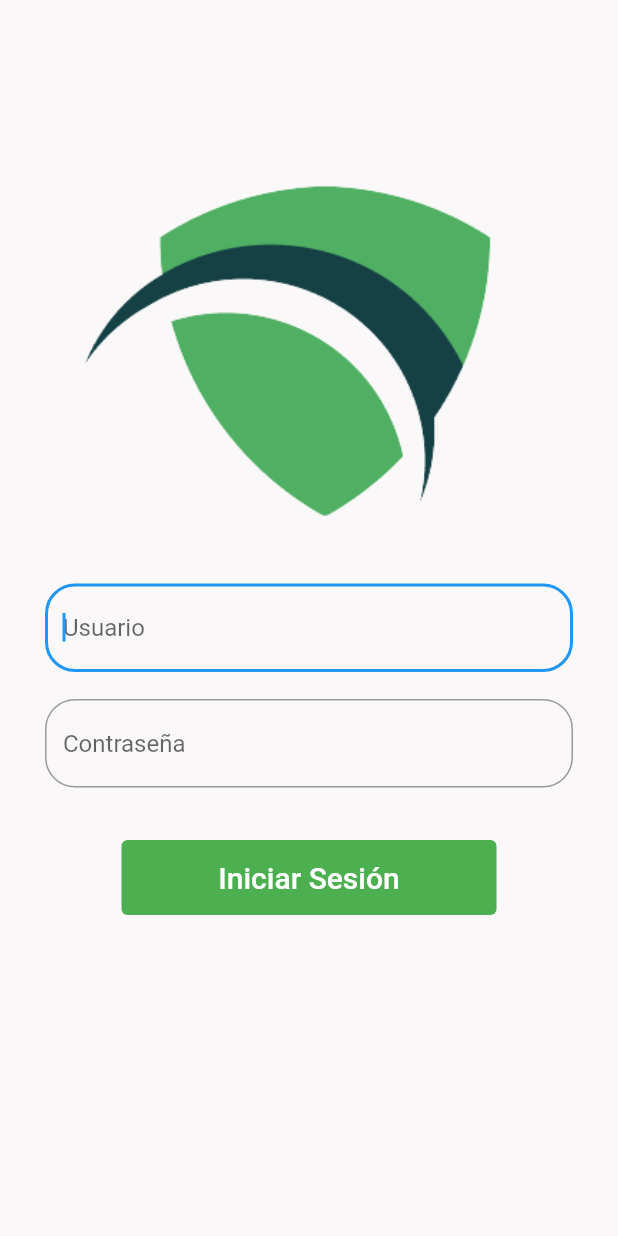
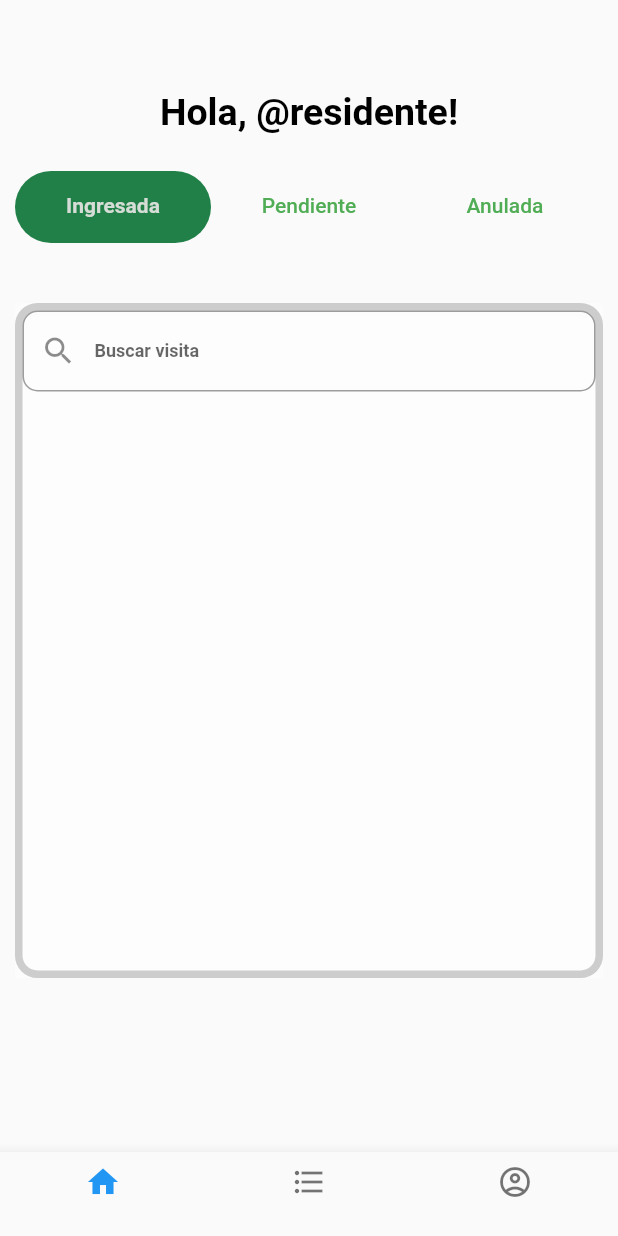
Before and after one commit to Dgloor/T4-safe-citadel-app, a Flutter app: the screen it shows after launch, after a tap on "Iniciar Sesión", on a phone screen of 412 x 824 dp. Run offline on Flutter 3.47's test engine with Material 2 defaults, Android fonts, the phone set to English and light mode, and no system bars; our stand-ins replace timezone.

Commit message:
Base de pantalla home de residente incluida

```diff
--- a/frontend/lib/main.dart
+++ b/frontend/lib/main.dart
@@ -1,5 +1,5 @@
 import 'package:flutter/material.dart';
-import 'package:prueba/screens/home_screen.dart';
+import 'package:prueba/screens/screensResidente/home_screenResidente.dart';
 import 'package:prueba/screens/login_screen.dart';
 import 'package:prueba/screens/splash_screen.dart';
 
@@ -19,8 +19,13 @@ class MyApp extends StatelessWidget{
           titleLarge : TextStyle(
             fontSize: 36.0,
             fontWeight: FontWeight.bold,
-            color: Colors.green)
-        )
+            color: Colors.green),
+            titleMedium: TextStyle(
+              fontSize: 25,
+              fontWeight: FontWeight.bold,
+              color: Colors.black
+            ),
+        ),
       ),
     );
   }
--- a/frontend/lib/screens/login_screen.dart
+++ b/frontend/lib/screens/login_screen.dart
@@ -1,4 +1,5 @@
 import 'package:flutter/material.dart';
+import 'screensResidente/home_screenResidente.dart';
 
 class LoginScreen extends StatefulWidget{
   const LoginScreen({Key? key}) : super(key : key);
@@ -17,7 +18,7 @@ class _LoginScreenState extends State<LoginScreen>{
         backgroundColor: Color.fromARGB(255, 250, 248, 248),
         body: ListView(
           padding: EdgeInsets.symmetric(
-            horizontal: 30.0,
+             horizontal: 30.0,
             vertical: 90.0
           ),
           children: <Widget>[
@@ -66,7 +67,12 @@ class _LoginScreenState extends State<LoginScreen>{
                       foregroundColor: MaterialStateProperty.all<Color>(Colors.white),
                       backgroundColor: MaterialStateProperty.all<Color>(Colors.green), // Cambiar el color del botón
                     ),
-                    onPressed: (){},
+                    onPressed: (){
+                      Navigator.push(
+                        context,
+                        MaterialPageRoute(builder: (context) => HomeScreenResidente()),
+                      );
+                    },
                     child: Text('Iniciar Sesión',
                     style: TextStyle(
                       fontSize: 20.0,
--- a/frontend/lib/screens/home_screen.dart
+++ b/frontend/lib/screens/screensGuardia/home_screenGuardia.dart
@@ -1,6 +1,6 @@
 import 'package:flutter/material.dart';
 
-class HomeScreen extends StatelessWidget{
+class HomeScreenGuardia extends StatelessWidget{
   @override
   Widget build(BuildContext context) {
     return Scaffold(
--- /dev/null
+++ b/frontend/lib/screens/screensResidente/home_screenResidente.dart
@@ -0,0 +1,155 @@
+import 'package:flutter/material.dart';
+import 'package:intl/intl.dart';
+import 'package:timezone/timezone.dart';
+
+class HomeScreenResidente extends StatefulWidget {
+  const HomeScreenResidente({Key? key}) : super(key: key);
+
+  @override
+  State<HomeScreenResidente> createState() => _HomeScreenResidente();
+}
+
+class _HomeScreenResidente extends State<HomeScreenResidente>
+    with TickerProviderStateMixin {
+  @override
+  Widget build(BuildContext context) {
+    TabController _tabController = TabController(length: 3, vsync: this);
+    return Scaffold(
+      body: SingleChildScrollView(
+          child: Column(
+        children: <Widget>[
+          Container(
+            padding: EdgeInsets.symmetric(horizontal: 10.0, vertical: 60.0),
+            alignment: Alignment.topLeft,
+            child: Column(
+              children: [
+                Text(
+                  "Hola, @residente!",
+                  style: Theme.of(context).textTheme.titleMedium,
+                  textAlign: TextAlign.left,
+                ),
+                SizedBox(height: 25),
+                Container(
+                  child: TabBar(
+                    controller: _tabController,
+                    indicator: BoxDecoration(
+                      borderRadius: BorderRadius.circular(50),
+                      color: Color.fromARGB(255, 33, 128, 72),
+                    ),
+                    indicatorSize: TabBarIndicatorSize.tab,
+                    unselectedLabelStyle:
+                        TextStyle(color: Color.fromARGB(255, 0, 0, 0)),
+                    tabs: [
+                      Tab(text: "Ingresada"),
+                      Tab(text: "Pendiente"),
+                      Tab(text: "Anulada")
+                    ],
+                    labelColor: Color.fromARGB(255, 214, 221, 214),
+                    unselectedLabelColor: Color.fromARGB(255, 81, 173, 85),
+                    labelStyle: TextStyle(fontWeight: FontWeight.bold),
+                  ),
+                ),
+                SizedBox(height: 40),
+                Container(
+                  width: double.maxFinite,
+                  height: 450,
+                  child: TabBarView(controller: _tabController,
+                  children: [
+                    Container(
+                      //padding: EdgeInsets.all(20.0),
+                      decoration: BoxDecoration(
+                        borderRadius: BorderRadius.circular(15),
+                        boxShadow: [
+                          BoxShadow(
+                            color: Colors.white.withOpacity(0.5),
+                            spreadRadius: 5,
+                            blurRadius: 7,
+                            offset: Offset(0, 3), // changes position of shadow
+                          ),
+                        ],
+                        border: Border.all(
+                            color: Colors.grey.withOpacity(0.5), width: 5),
+                      ),
+                      child: Container(
+                          width: 50,
+                          child: TextField(
+                            style: TextStyle(fontSize: 12),
+                            decoration: InputDecoration(
+                              fillColor: Color.fromARGB(255, 221, 75, 75),
+                              hintText: 'Buscar visita',
+                              border: OutlineInputBorder(
+                                borderRadius: BorderRadius.circular(10.0),
+                                borderSide: BorderSide(
+                                    color: Color.fromARGB(255, 73, 70, 70)
+                                        .withOpacity(0.5)),
+                              ),
+                              prefixIcon: Icon(Icons.search),
+                            ),
+                          ),
+
+                      ),
+                    ),
+                    Container(
+                      padding: EdgeInsets.all(20.0),
+                      decoration: BoxDecoration(
+                        borderRadius: BorderRadius.circular(15),
+                        boxShadow: [
+                          BoxShadow(
+                            color: Colors.white.withOpacity(0.5),
+                            spreadRadius: 5,
+                            blurRadius: 7,
+                            offset: Offset(0, 3), // changes position of shadow
+                          ),
+                        ],
+                        border: Border.all(
+                          color: Colors.grey.withOpacity(0.5),
+                          width: 5,
+                        ),
+                      ),
+                      child: Text("Vista pendiente"),
+                    ),
+                    Container(
+                      padding: EdgeInsets.all(20.0),
+                      decoration: BoxDecoration(
+                        borderRadius: BorderRadius.circular(15),
+                        boxShadow: [
+                          BoxShadow(
+                            color: Colors.white.withOpacity(0.5),
+                            spreadRadius: 5,
+                            blurRadius: 7,
+                            offset: Offset(0, 3), // changes position of shadow
+                          ),
+                        ],
+                        border: Border.all(
+                          color: Colors.grey.withOpacity(0.5),
+                          width: 5,
+                        ),
+                      ),
+                      child: Text("Vista anulada"),
+                    )
+                  ]),
+                ),
+              ],
+            ),
+          ),
+        ],
+      )),
+      bottomNavigationBar: BottomNavigationBar(
+        items: const <BottomNavigationBarItem>[
+          BottomNavigationBarItem(
+            icon: Icon(Icons.home),
+            label: '',
+          ),
+          BottomNavigationBarItem(
+            icon: Icon(Icons.format_list_bulleted),
+            label: '',
+          ),
+          BottomNavigationBarItem(
+            icon: Icon(Icons.account_circle_outlined),
+            label: '',
+          ),
+        ],
+      ),
+    );
+  }
+}
--- a/frontend/lib/screens/splash_screen.dart
+++ b/frontend/lib/screens/splash_screen.dart
@@ -1,7 +1,7 @@
 import 'package:flutter/material.dart';
 import 'package:prueba/screens/login_screen.dart';
 
-import 'home_screen.dart';
+import 'screensResidente/home_screenResidente.dart';
 
 class SplashScreen extends StatefulWidget{
   const SplashScreen({Key? key}) : super(key : key);
--- a/frontend/pubspec.yaml
+++ b/frontend/pubspec.yaml
@@ -30,6 +30,8 @@ environment:
 dependencies:
   flutter:
     sdk: flutter
+  intl: ^0.18.0
+  timezone: ^0.7.0
 
 
   # The following adds the Cupertino Icons font to your application.
```
Also changed, not shown: frontend/pubspec.lock, 1 other file.
